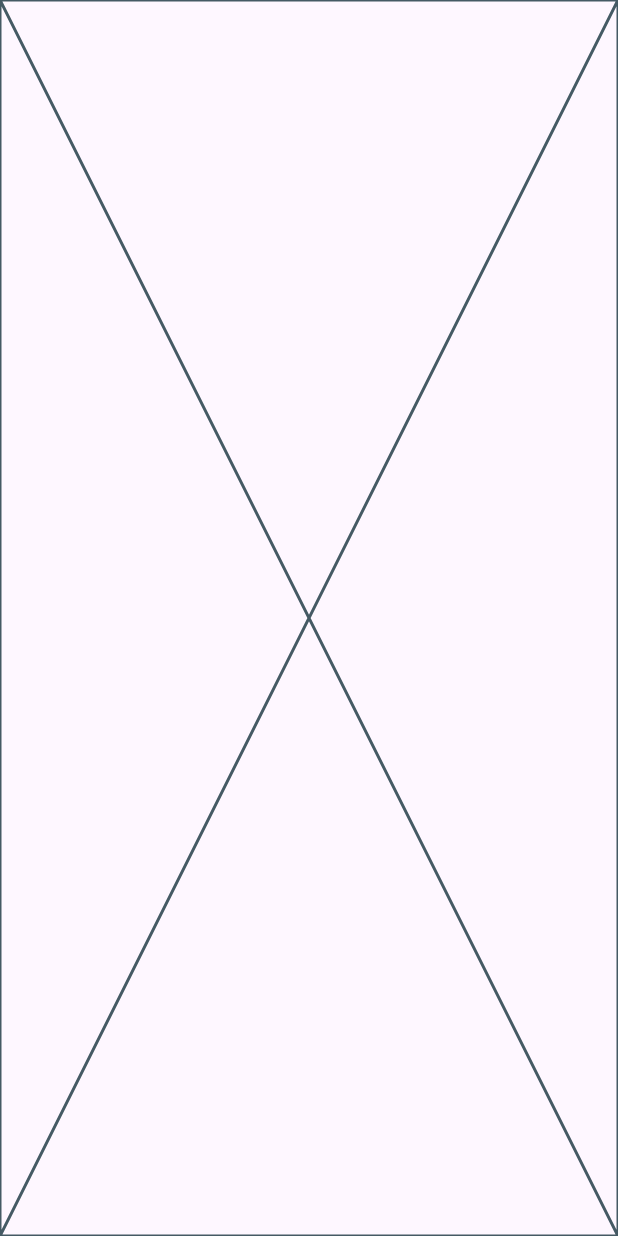
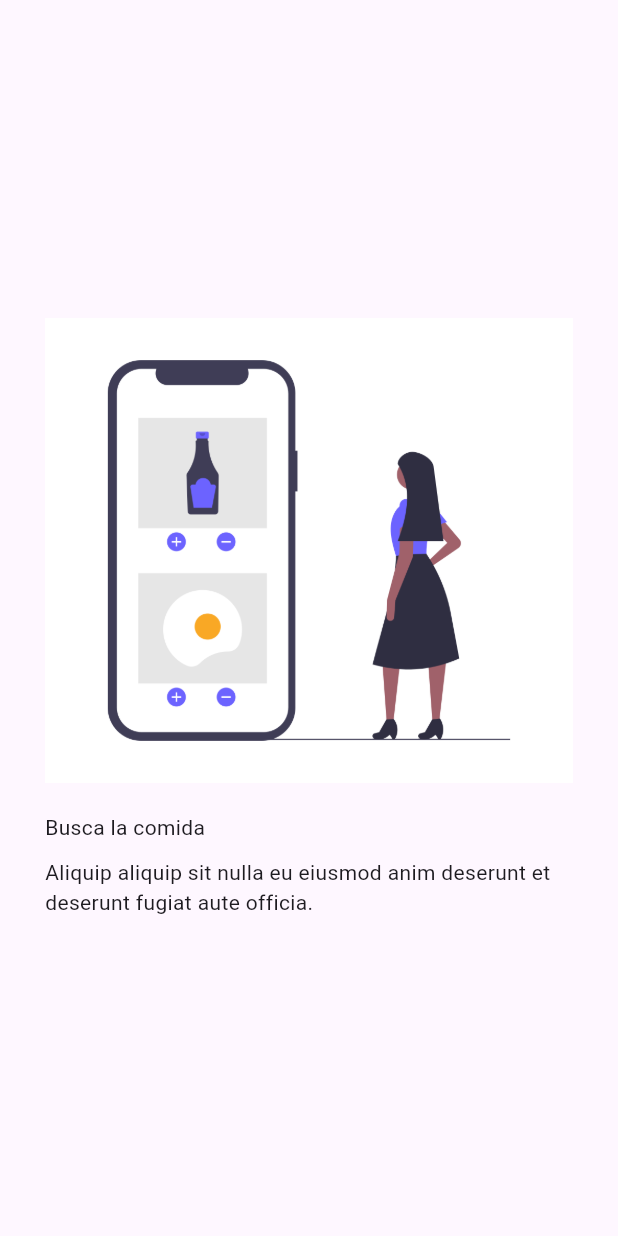
Before and after one commit to wildzek/widgets_app, a Flutter app: the AppTutorialScreen screen opened by its route, on a phone screen of 412 x 824 dp. Run offline on Flutter 3.47's test engine with Material 3 defaults, Android fonts, the phone set to English and light mode, and no system bars; our stand-ins replace go_router.

Commit message:
Images properly uploaded and configured

```diff
--- a/widgets_app/lib/presentation/screens/app_tutorial/app_tutorial_screen.dart
+++ b/widgets_app/lib/presentation/screens/app_tutorial/app_tutorial_screen.dart
@@ -2,23 +2,23 @@ import 'package:widgets_app/presentation/screens/screens.dart';
 
 class SlideInfo {
   final String title;
+  final String caption;
   final String imageUrl;
-  final String caption;
 
-  SlideInfo(this.title, this.imageUrl, this.caption);
+  SlideInfo(this.title, this.caption, this.imageUrl);
 }
 
 final slides = <SlideInfo>[
   SlideInfo(
       'Busca la comida',
       'Aliquip aliquip sit nulla eu eiusmod anim deserunt et deserunt fugiat aute officia.',
-      'assets/images/1.png'),
+      'assets/Images/1.png'),
   SlideInfo('Entrega rápida', 'Fugiat eu eu qui cillum ea deserunt eu.',
-      'assets/images/2.png'),
+      'assets/Images/2.png'),
   SlideInfo(
       'Disfruta la comida',
       'Excepteur nisi tempor officia cupidatat velit et irure reprehenderit deserunt amet anim in veniam ea.',
-      'assets/images/3.png'),
+      'assets/Images/3.png'),
 ];
 
 class AppTutorialScreen extends StatelessWidget {
@@ -30,15 +30,13 @@ class AppTutorialScreen extends StatelessWidget {
   Widget build(BuildContext context) {
     return Scaffold(
       body: PageView(
-        physics: const BouncingScrollPhysics(),
-        children: slides.map(
-          (slideData) => _Slide(
-            title: slideData.title,
-            caption: slideData.caption,
-            imageUrl: slideData.imageUrl
-          )
-          ).toList()
-        ),
+          physics: const BouncingScrollPhysics(),
+          children: slides
+              .map((slideData) => _Slide(
+                  title: slideData.title,
+                  caption: slideData.caption,
+                  imageUrl: slideData.imageUrl))
+              .toList()),
     );
   }
 }
@@ -48,10 +46,25 @@ class _Slide extends StatelessWidget {
   final String caption;
   final String imageUrl;
 
-  const _Slide({required this.title, required this.caption, required this.imageUrl});
+  const _Slide(
+      {required this.title, required this.caption, required this.imageUrl});
 
   @override
   Widget build(BuildContext context) {
-    return const Placeholder();
+    return Padding(
+        padding: const EdgeInsets.symmetric(horizontal: 30),
+        child: Center(
+          child: Column(
+            mainAxisAlignment: MainAxisAlignment.center,
+            crossAxisAlignment: CrossAxisAlignment.start,
+            children: [Image(image: AssetImage(imageUrl)),
+            const SizedBox(height: 20),
+            Text(title),
+            const SizedBox(height: 10),
+            Text(caption),
+
+            ],
+          ),
+        ));
   }
 }
--- a/widgets_app/pubspec.yaml
+++ b/widgets_app/pubspec.yaml
@@ -19,5 +19,5 @@ dev_dependencies:
 flutter:
   uses-material-design: true
 
-assets:
-  - assets/images/
+  assets:
+    - assets/Images/
```
